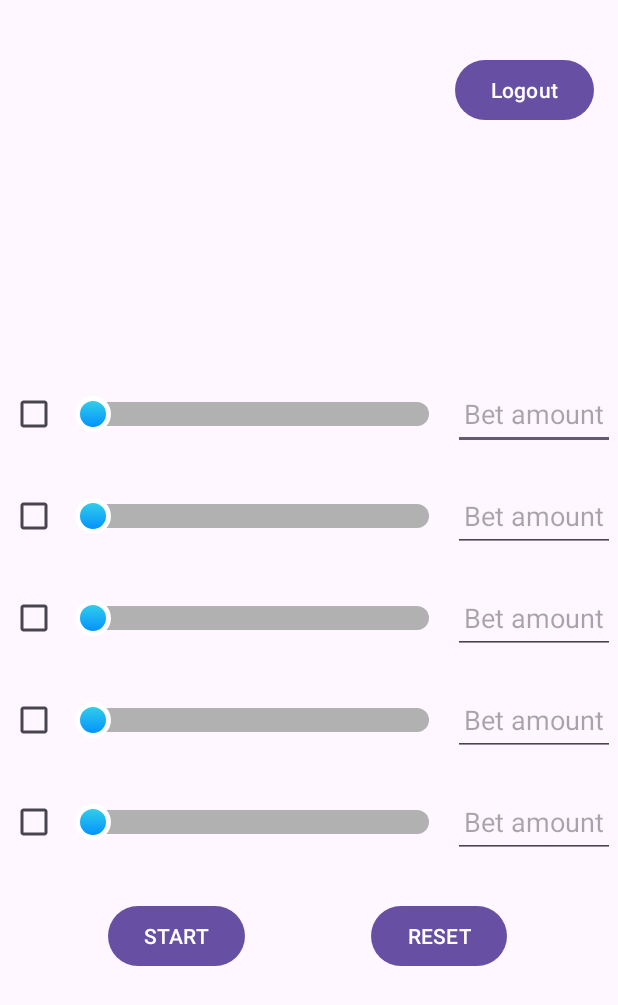
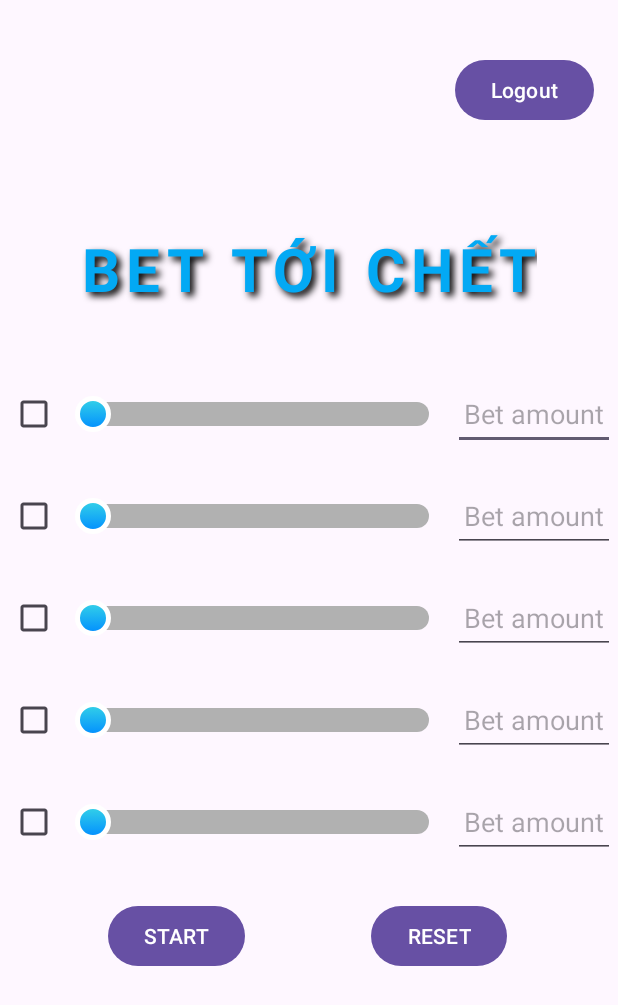
Before and after one commit to UyLeQuoc/PRM392-Group2-RacingGame, an Android app: the MainActivity screen opened directly, with no data from a screen before it, on a phone screen of 412 x 824 dp. Shown: the top 1005 px of the screen. Run offline under Robolectric (Android 15) with nearby library versions, the phone set to English and light mode, and no system bars.

```diff
--- a/app/src/main/res/layout/activity_main.xml
+++ b/app/src/main/res/layout/activity_main.xml
@@ -5,6 +5,28 @@
     android:layout_width="match_parent"
     android:layout_height="match_parent"
     tools:context=".MainActivity">
+
+
+    <TextView
+        android:id="@+id/title"
+        android:layout_width="wrap_content"
+        android:layout_height="wrap_content"
+        android:layout_marginTop="152dp"
+        android:gradientRadius="5"
+        android:letterSpacing="0.1"
+        android:shadowColor="#000000"
+        android:shadowDx="4"
+        android:shadowDy="4"
+        android:shadowRadius="6"
+        android:text="BET TỚI CHẾT"
+        android:textAlignment="center"
+        android:textColor="#03A9F4"
+        android:textSize="40sp"
+        android:textStyle="bold"
+        app:layout_constraintEnd_toEndOf="parent"
+        app:layout_constraintHorizontal_bias="0.502"
+        app:layout_constraintStart_toStartOf="parent"
+        app:layout_constraintTop_toTopOf="parent" />
 
     <Button
         android:id="@+id/btnLogout"
```
Also changed, not shown: app/src/main/java/com/group2/racing_game/DAO/CarDAO.java (added, +27 -0 lines), app/src/main/java/com/group2/racing_game/entity/Car.java (+10 -10 lines).
